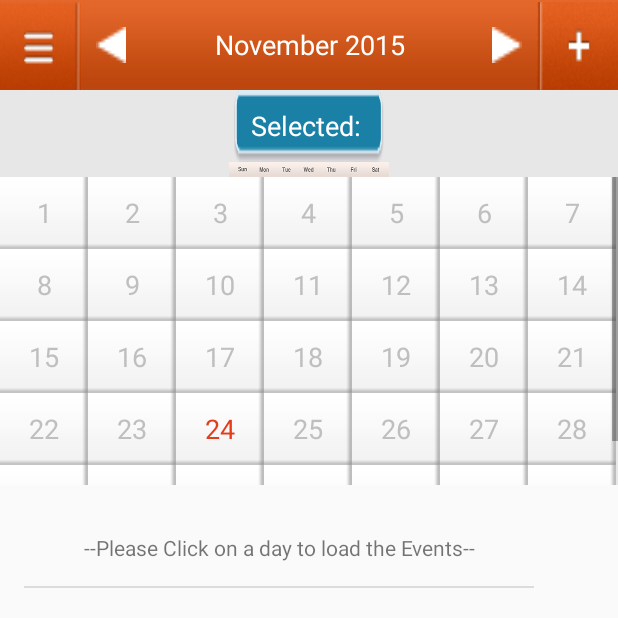
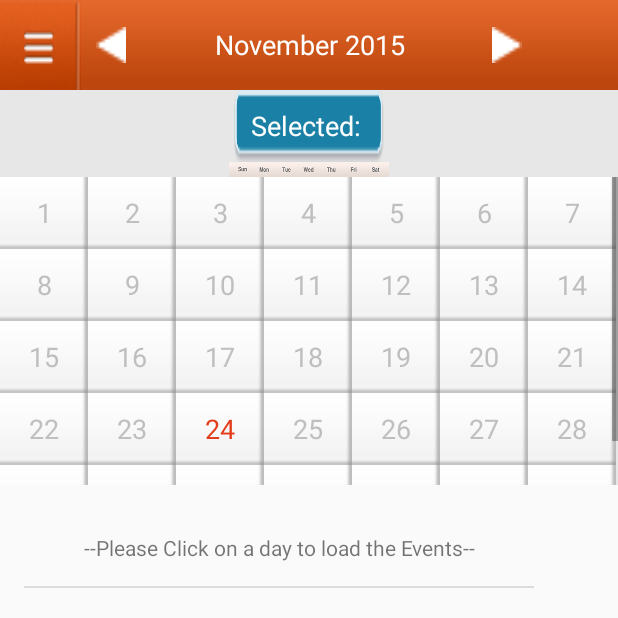
Before and after one commit to unni88/cs442_project, an Android app: the screen it shows after launch (CalendarMainActivity), in the options menu, after a tap on "Show Calendar", on a phone screen of 412 x 824 dp, the top half of it. Run offline under Robolectric (Android 15) with nearby library versions, the phone set to English and light mode, and no system bars; 6 statements that could not run were skipped.

Commit message:
Removed the Plus Sign Visible in My Calendar View

```diff
--- a/Con-venient/app/src/main/res/layout/my_calendar_view.xml
+++ b/Con-venient/app/src/main/res/layout/my_calendar_view.xml
@@ -53,7 +53,8 @@
             android:id="@+id/addEvent"
             android:layout_width="54sp"
             android:layout_height="60sp"
-            android:background="@drawable/plus" />
+            android:background="@drawable/plus"
+            android:visibility="invisible" />
     </LinearLayout>
 
     <Button
```
